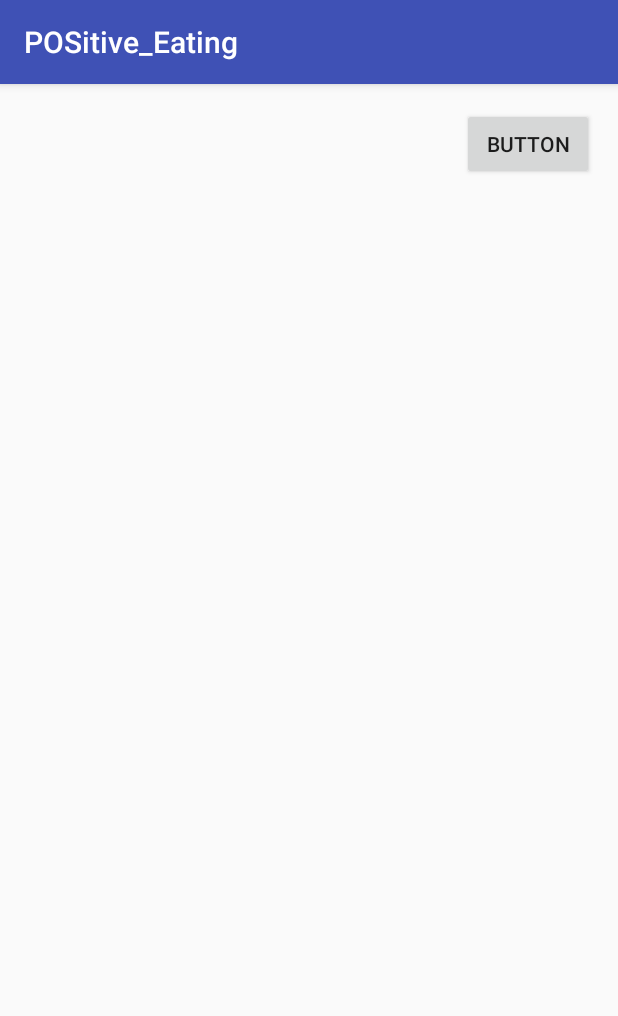
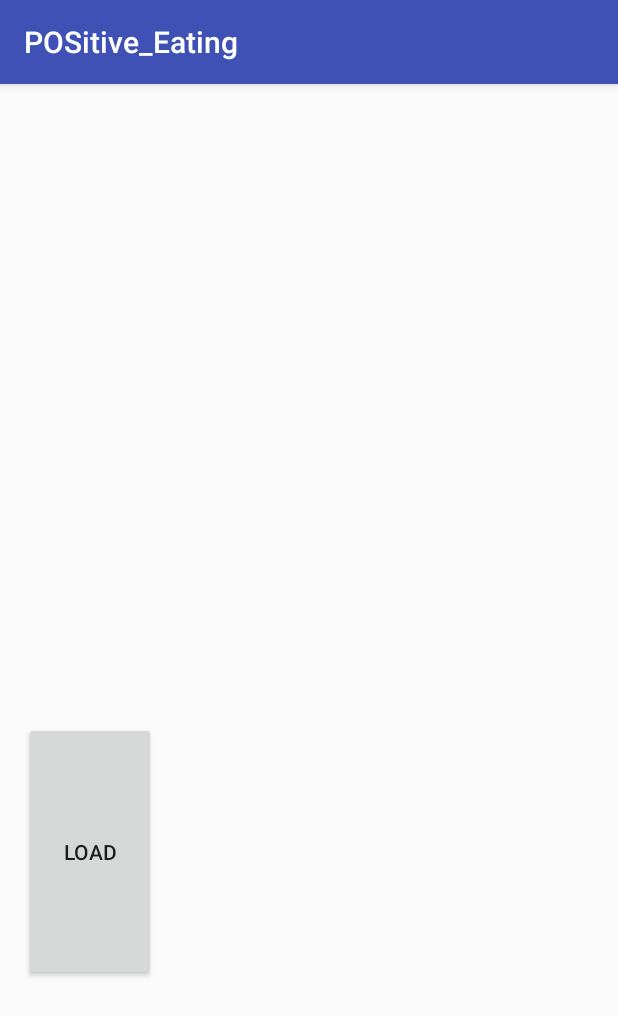
Before and after one commit to Alec13355/Restaurant, an Android app: the MainScreen screen opened directly, with no data from a screen before it, after a tap on "SCHEDULE", on a phone screen of 412 x 824 dp. Shown: the top 1016 px of the screen. Run offline under Robolectric (Android 15) with nearby library versions, the phone set to English and light mode, and no system bars; our stand-ins replace Volley; 2 statements that could not run were skipped.

Commit message:
Added some schd stuff

```diff
--- a/POSitive_Eating/app/src/main/java/com/example/alec/positive_eating/MainScreen.java
+++ b/POSitive_Eating/app/src/main/java/com/example/alec/positive_eating/MainScreen.java
@@ -12,7 +12,7 @@ import android.widget.Button;
  * This class is the main landing page and will change views depending on what button is pressed.
  */
 public class MainScreen extends AppCompatActivity {
-Button Seating,Menu,Status,schedule,Edit_users,Payroll,addTableMap,viewTableMap;//Delares the button variables
+Button Seating,Menu,Status,schedule,Edit_users,Payroll,addTableMap,viewTableMap,editfood;//Delares the button variables
     @Override
     protected void onCreate(Bundle savedInstanceState) {
         super.onCreate(savedInstanceState);
@@ -25,8 +25,17 @@ Button Seating,Menu,Status,schedule,Edit_users,Payroll,addTableMap,viewTableMap;
         Payroll=(Button)findViewById(R.id.Payroll);
         addTableMap=(Button)findViewById(R.id.addTableMap);
         viewTableMap=(Button)findViewById(R.id.viewTableMap);
+        editfood=(Button)findViewById(R.id.AddFood);
         //Initilizes the buttons.
-
+        editfood.setOnClickListener(
+                new View.OnClickListener()
+                {
+                    public void onClick(View view){
+                        Intent myIntent = new Intent(MainScreen.this, Edit_menu.class); /** Class name here */
+                        MainScreen.this.startActivity(myIntent);
+                    }
+                }
+        );
         Edit_users.setOnClickListener(
             new View.OnClickListener()
              {
--- a/POSitive_Eating/app/src/main/java/com/example/alec/positive_eating/Schedule.java
+++ b/POSitive_Eating/app/src/main/java/com/example/alec/positive_eating/Schedule.java
@@ -1,35 +1,88 @@
-/**
- * @author Alec
- */
 package com.example.alec.positive_eating;
 
+import android.content.Context;
 import android.os.Bundle;
 import android.support.v7.app.AppCompatActivity;
 import android.view.View;
 import android.widget.Button;
+import android.widget.ExpandableListView;
+import android.widget.Toast;
 
-/**
- * This will display the current weeks schdeule
- */
+import com.android.volley.Response;
+
+import org.json.JSONObject;
+
+import java.util.ArrayList;
+import java.util.HashMap;
+import java.util.List;
+
+import shaneconnect.ShaneConnect;
+
+import static com.example.alec.positive_eating.Singleton_ShaneConnect_Factory.getShaneConnect;
+
 public class Schedule extends AppCompatActivity {
-   Button Button_a;
+
+    private ExpandableListAdapter listAdapter;
+    private ExpandableListView expListView;
+    private List<String> listDataHeader;
+    private HashMap<String, List<String>> listDataChild;
+    private ShaneConnect ModelM;
+    private int recursiveInc;
+    private Context context;
 
     @Override
     protected void onCreate(Bundle savedInstanceState) {
+        super.onCreate(savedInstanceState);
+        setContentView(R.layout.activity_order_status);
 
-        super.onCreate(savedInstanceState);
-        setContentView(R.layout.activity_schedule);
-        Button_a=(Button) findViewById(R.id.Button22);
+        context = getApplicationContext();
+        prepareListData();
+        Button b = (Button) findViewById(R.id.load);
+        b.setOnClickListener(new View.OnClickListener() {
+            @Override
+            public void onClick(View v) {
+                expListView = (ExpandableListView) findViewById(R.id.lvExp);
 
-        Button_a.setOnClickListener(
-                new View.OnClickListener() {
-                    public void onClick(View view) {
-                        confirmOrder();
+                listAdapter = new ExpandableListAdapter(context, listDataHeader, listDataChild);
+
+                // setting list adapter
+                expListView.setAdapter(listAdapter);
+            }
+        });
+    }
+
+    private void prepareListData() {
+        listDataHeader = new ArrayList<String>();
+        listDataChild = new HashMap<String, List<String>>();
+        getAllOrders();
+    }
+
+    private void getAllOrders() {
+        ModelM = getShaneConnect();
+        recursiveInc = 0;
+        ModelM.getEmployees(recursiveInc, new Response.Listener<JSONObject>(){
+            @Override
+            public void onResponse (JSONObject response){
+                if (response.has("none")) {
+                    return;
+                } else {
+                    try {
+                        String desc = response.getString("fname");
+                        String orderNum = "Address" + response.get("ADRESS");
+                        ArrayList<String> itemsInTheOrder = new ArrayList<String>();
+                        itemsInTheOrder.add(desc);
+                        listDataHeader.add(orderNum);
+                        listDataChild.put(orderNum, itemsInTheOrder);
+                        recursiveInc++;
+                        ModelM.getEmployees(recursiveInc, this);
+                    } catch (Exception e) {
+                        Toast.makeText(context,
+                                "An error occurred. Please press the back button and try again.",
+                                Toast.LENGTH_LONG).show();
+                        return;
                     }
-
-                });
-
-    }
-    private void confirmOrder() {
+                }
+            }
+        });
     }
 }
--- a/POSitive_Eating/app/src/main/res/layout/activity_schedule.xml
+++ b/POSitive_Eating/app/src/main/res/layout/activity_schedule.xml
@@ -1,22 +1,26 @@
 <?xml version="1.0" encoding="utf-8"?>
-<RelativeLayout xmlns:android="http://schemas.android.com/apk/res/android"
+<LinearLayout xmlns:android="http://schemas.android.com/apk/res/android"
     xmlns:tools="http://schemas.android.com/tools"
-    android:id="@+id/activity_schedule"
+    android:id="@+id/activity_cook_order_list"
     android:layout_width="match_parent"
     android:layout_height="match_parent"
     android:paddingBottom="@dimen/activity_vertical_margin"
     android:paddingLeft="@dimen/activity_horizontal_margin"
     android:paddingRight="@dimen/activity_horizontal_margin"
     android:paddingTop="@dimen/activity_vertical_margin"
-    tools:context="com.example.alec.positive_eating.Schedule">
+    tools:context="com.example.alec.positive_eating.Schedule"
+    android:orientation="vertical"
+    android:weightSum="1">
+
+    <ExpandableListView
+        android:id="@+id/lvExp"
+        android:layout_height="409dp"
+        android:layout_width="match_parent"/>
 
     <Button
-        android:text="@string/button32"
+        android:id="@+id/load1"
         android:layout_width="wrap_content"
-        android:layout_height="wrap_content"
-        android:layout_alignBottom="@+id/OrderStatButton"
-        android:layout_alignParentRight="true"
-        android:layout_alignParentEnd="true"
-        android:id="@+id/Button22"
-        tools:ignore="RelativeOverlap" />
-</RelativeLayout>
+        android:layout_height="25dp"
+        android:text="Load"
+        android:layout_weight="0.49" />
+</LinearLayout>
```
Also changed, not shown: 7 other files.
